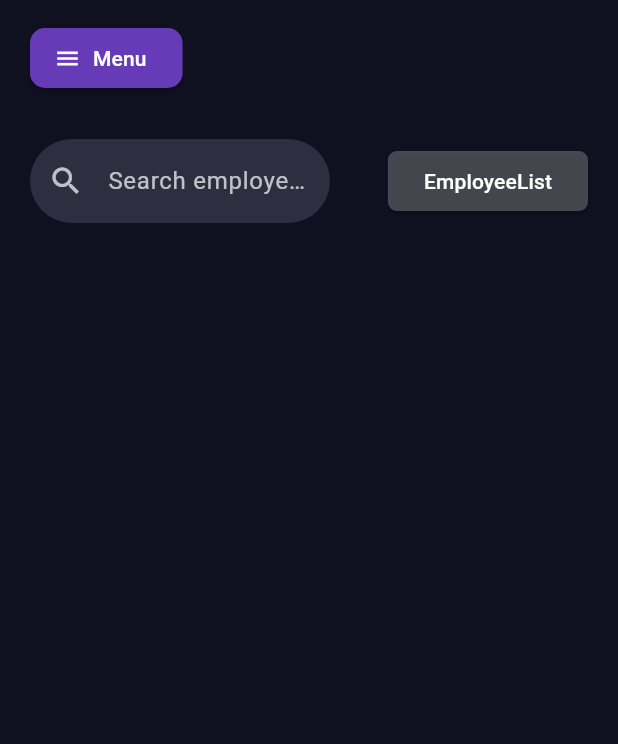
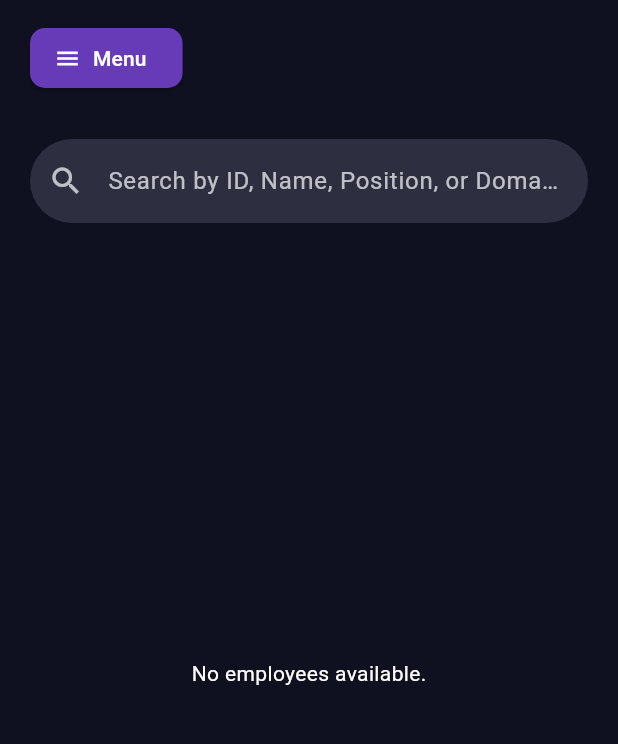
Before and after one commit to manorjkumar/ZeAI_HRM, a Flutter app: the EmployeeDirectoryPage widget shown alone on an empty page, opened directly, on a phone screen of 412 x 824 dp, the part 113-857 px from its top. Run offline on Flutter 3.47's test engine with Material 3 defaults, Android fonts, the phone set to English and light mode, and no system bars; our stand-ins replace file_picker, image_picker, pdf, percent_indicator, printing, shared_preferences and 1 more; accounts and stored records are empty; network calls fail.

Commit message:
update employee_directory with search option

```diff
--- a/lib/employee_directory.dart
+++ b/lib/employee_directory.dart
@@ -1,7 +1,7 @@
 import 'package:flutter/material.dart';
-import 'package:http/http.dart' as http;
 import 'dart:convert';
 import 'sidebar.dart';
+import 'package:http/http.dart' as http;
 // import 'email_page.dart';
 import 'message.dart';
 
@@ -14,7 +14,9 @@
 
 class EmployeeDirectoryPageState extends State<EmployeeDirectoryPage> {
   List<dynamic> employees = [];
-  bool _isLoading = true;
+  List<dynamic> filteredEmployees = [];
+  bool _isLoading = true; // This will now only control the initial load
+  final TextEditingController _searchController = TextEditingController();
 
   @override
   void initState() {
@@ -31,14 +33,15 @@
       if (response.statusCode == 200) {
         setState(() {
           employees = jsonDecode(response.body);
+          // The grid will handle its own filtering state
           _isLoading = false;
         });
       } else {
-        print("❌ Failed to load employees: ${response.statusCode}");
+        debugPrint("❌ Failed to load employees: ${response.statusCode}");
         setState(() => _isLoading = false);
       }
     } catch (e) {
-      print("❌ Error fetching employees: $e");
+      debugPrint("❌ Error fetching employees: $e");
       setState(() => _isLoading = false);
     }
   }
@@ -51,56 +54,19 @@
         padding: const EdgeInsets.all(20),
         child: Column(
           children: [
-            // Search + Button
-            Row(
-              mainAxisAlignment: MainAxisAlignment.spaceBetween,
-              children: [
-                _searchBox('Search employee...', 200),
-                ElevatedButton(
-                  onPressed: fetchEmployees, // 🔄 refresh from DB
-                  style: ElevatedButton.styleFrom(
-                    backgroundColor: Colors.white24,
-                    shape: RoundedRectangleBorder(
-                      borderRadius: BorderRadius.circular(6),
-                    ),
-                  ),
-                  child: const Text(
-                    "EmployeeList",
-                    style: TextStyle(color: Colors.white),
-                  ),
-                ),
-              ],
-            ),
+            // Search Box
+            _searchBox('Search by ID, Name, Position, or Domain...'),
             const SizedBox(height: 20),
 
             // ✅ Loader or Grid
             Expanded(
               child: _isLoading
-                  ? const Center(child: CircularProgressIndicator())
-                  : GridView.builder(
-                      itemCount: employees.length,
-                      gridDelegate:
-                          const SliverGridDelegateWithFixedCrossAxisCount(
-                            crossAxisCount: 4,
-                            crossAxisSpacing: 12,
-                            mainAxisSpacing: 12,
-                            childAspectRatio: 0.95,
-                          ),
-                      itemBuilder: (context, index) {
-                        final emp = employees[index];
-                        //final profile = emp['photo']; // 🔹 backend field
-                        final imageUrl =
-                            (emp['employeeImage'] != null && emp['employeeImage'].isNotEmpty)
-                            ? "https://zeai-hrm-1.onrender.com${emp['employeeImage']}"
-                            : "";
-                        return _employeeCard(
-                          emp['employeeId'] ?? "", // ✅ pass employeeId also
-                          emp['employeeName'] ?? "Unknown",
-                          emp['position'] ?? "Unknown",
-                          // "http://localhost:5000/uploads/${emp['photo']}", // 🔴 profile image URL
-                          imageUrl, // 🔹 safe URL or empty
-                        );
-                      },
+                  ? const Center(
+                      child: CircularProgressIndicator(),
+                    ) // Initial load
+                  : _EmployeeGrid(
+                      allEmployees: employees,
+                      searchController: _searchController,
                     ),
             ),
           ],
@@ -109,7 +75,123 @@
     );
   }
 
-  // ✅ Employee Card
+  // ✅ Search Box
+  Widget _searchBox(String hint) {
+    return SizedBox(
+      child: TextField(
+        controller: _searchController,
+        style: const TextStyle(color: Colors.white),
+        decoration: InputDecoration(
+          hintText: hint,
+          hintStyle: const TextStyle(color: Colors.white70),
+          prefixIcon: const Icon(Icons.search, color: Colors.white70),
+          filled: true,
+          fillColor: const Color(0xFF2D2F41),
+          border: OutlineInputBorder(
+            borderRadius: BorderRadius.circular(30),
+            borderSide: BorderSide.none,
+          ),
+        ),
+      ),
+    );
+  }
+}
+
+/// A stateful widget to display and filter the employee grid, preventing focus issues.
+class _EmployeeGrid extends StatefulWidget {
+  final List<dynamic> allEmployees;
+  final TextEditingController searchController;
+
+  const _EmployeeGrid({
+    required this.allEmployees,
+    required this.searchController,
+  });
+
+  @override
+  State<_EmployeeGrid> createState() => _EmployeeGridState();
+}
+
+class _EmployeeGridState extends State<_EmployeeGrid> {
+  List<dynamic> _filteredEmployees = [];
+
+  @override
+  void initState() {
+    super.initState();
+    _filteredEmployees = List.from(widget.allEmployees);
+    widget.searchController.addListener(_filterEmployees);
+  }
+
+  @override
+  void didUpdateWidget(covariant _EmployeeGrid oldWidget) {
+    super.didUpdateWidget(oldWidget);
+    if (widget.allEmployees != oldWidget.allEmployees) {
+      _filterEmployees(); // Re-filter if the source list changes
+    }
+  }
+
+  @override
+  void dispose() {
+    widget.searchController.removeListener(_filterEmployees);
+    super.dispose();
+  }
+
+  void _filterEmployees() {
+    final query = widget.searchController.text.toLowerCase();
+    setState(() {
+      if (query.isEmpty) {
+        _filteredEmployees = List.from(widget.allEmployees);
+      } else {
+        _filteredEmployees = widget.allEmployees.where((emp) {
+          final name = (emp['employeeName'] ?? '').toLowerCase();
+          final id = (emp['employeeId'] ?? '').toLowerCase();
+          final position = (emp['position'] ?? '').toLowerCase();
+          final domain = (emp['domain'] ?? '').toLowerCase();
+          return name.contains(query) ||
+              id.contains(query) ||
+              position.contains(query) ||
+              domain.contains(query);
+        }).toList();
+      }
+    });
+  }
+
+  @override
+  Widget build(BuildContext context) {
+    if (_filteredEmployees.isEmpty) {
+      return Center(
+        child: Text(
+          widget.searchController.text.trim().isEmpty
+              ? 'No employees available.'
+              : 'No results for "${widget.searchController.text.trim()}"',
+          style: const TextStyle(color: Colors.white),
+        ),
+      );
+    }
+
+    return GridView.builder(
+      itemCount: _filteredEmployees.length,
+      gridDelegate: const SliverGridDelegateWithFixedCrossAxisCount(
+        crossAxisCount: 4,
+        crossAxisSpacing: 12,
+        mainAxisSpacing: 12,
+        childAspectRatio: 0.95,
+      ),
+      itemBuilder: (context, index) {
+        final emp = _filteredEmployees[index];
+        final imagePath = emp['employeeImage'];
+        final imageUrl = (imagePath != null && imagePath.isNotEmpty)
+            ? "https://zeai-hrm-1.onrender.com$imagePath"
+            : "";
+        return _employeeCard(
+          emp['employeeId'] ?? "",
+          emp['employeeName'] ?? "Unknown",
+          emp['position'] ?? "Unknown",
+          imageUrl,
+        );
+      },
+    );
+  }
+
   Widget _employeeCard(
     String employeeId,
     String name,
@@ -129,8 +211,7 @@
               backgroundColor: Colors.grey[200],
               backgroundImage: imageUrl.isNotEmpty
                   ? NetworkImage(imageUrl)
-                  : const AssetImage("assets/profile.png"),
-              //backgroundImage: NetworkImage(imageUrl),
+                  : const AssetImage("assets/profile.png") as ImageProvider,
               onBackgroundImageError: (_, __) {
                 debugPrint('Image load error for $imageUrl');
               },
@@ -161,17 +242,6 @@
                     color: Colors.deepPurple.withOpacity(0.5),
                   ),
                   onPressed: null,
-                  //,
-                  // onPressed: () {
-                  //   Navigator.push(
-                  //     context,
-                  //     MaterialPageRoute(
-                  //       builder: (context) => EmailPage(
-                  //         employeeId: employeeId, // ✅ now correct
-                  //       ),
-                  //     ),
-                  //   );
-                  // },
                 ),
                 IconButton(
                   icon: const Icon(
@@ -183,15 +253,11 @@
                     Navigator.push(
                       context,
                       MaterialPageRoute(
-                        builder: (context) => MsgPage(
-                          employeeId: employeeId, // ✅ new message page
-                        ),
+                        builder: (context) => MsgPage(employeeId: employeeId),
                       ),
                     );
                   },
                 ),
-
-                //Icon(Icons.message, size: 25, color: Colors.deepPurple),
                 Icon(
                   Icons.phone,
                   size: 25,
@@ -209,25 +275,4 @@
       ),
     );
   }
-
-  // ✅ Search Box
-  Widget _searchBox(String hint, double width) {
-    return SizedBox(
-      width: width,
-      child: TextField(
-        style: const TextStyle(color: Colors.white),
-        decoration: InputDecoration(
-          hintText: hint,
-          hintStyle: const TextStyle(color: Colors.white70),
-          prefixIcon: const Icon(Icons.search, color: Colors.white70),
-          filled: true,
-          fillColor: const Color(0xFF2D2F41),
-          border: OutlineInputBorder(
-            borderRadius: BorderRadius.circular(30),
-            borderSide: BorderSide.none,
-          ),
-        ),
-      ),
-    );
-  }
 }
--- a/lib/login.dart
+++ b/lib/login.dart
@@ -68,7 +68,7 @@
 
     try {
       final response = await http.post(
-        Uri.parse('https://zeai-hrm-1.onrender.com/api/employee-login'),
+        Uri.parse('https://zeai-hrm-1.onrender.com/api/employee-login'),//change youur render url here!
         headers: {'Content-Type': 'application/json'},
         body: json.encode({
           'employeeId': employeeIdController.text.trim(),
```
Also changed, not shown: 1 other file.
